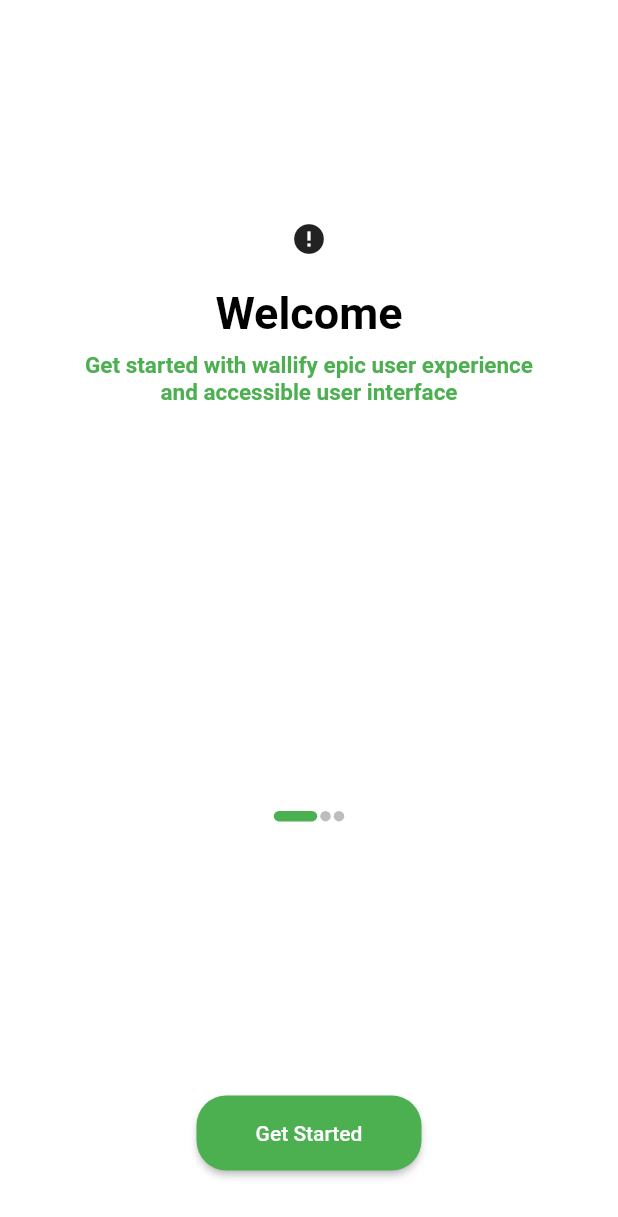
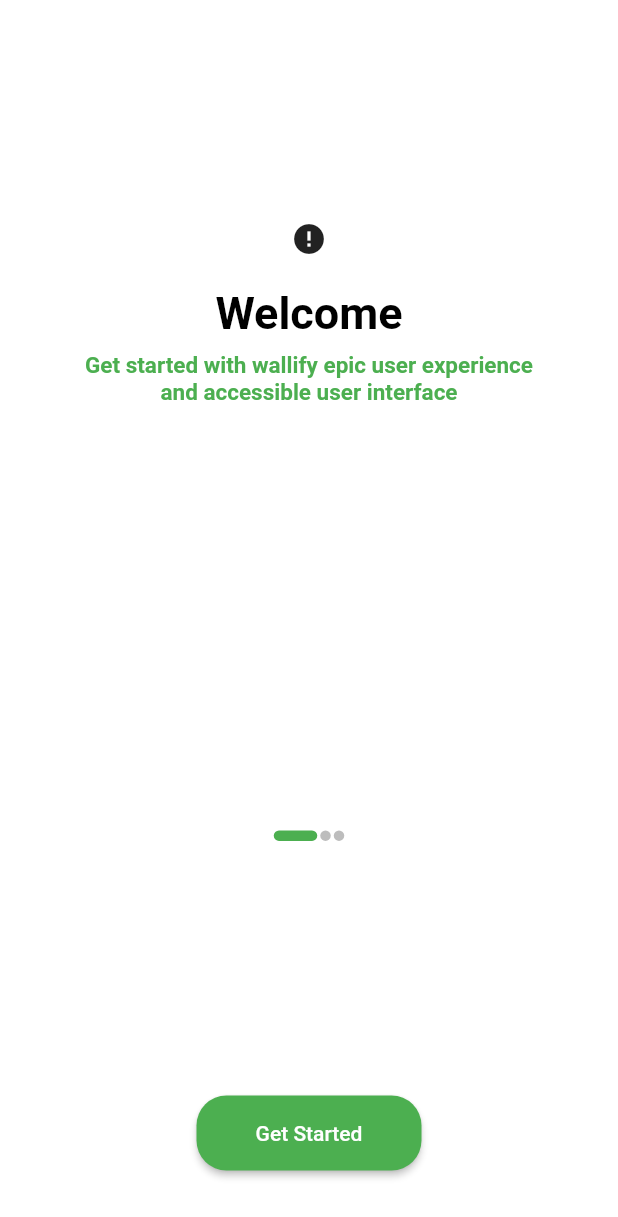
Before and after one commit to Codesait/wallify, a Flutter app: the screen it shows after launch, on a phone screen of 412 x 824 dp. Shown: the top 1217 px of the screen. Run offline on Flutter 3.47's test engine with Material 2 defaults, Android fonts, the phone set to English and light mode, and no system bars; drawn by our look-alikes of cached_network_image; network calls fail.

Commit message:
modified file dir

```diff
--- a/lib/intro/carousel.dart
+++ b/lib/customs/carousel.dart
@@ -84,7 +84,7 @@
           ),
         ),
         Padding(
-          padding: const EdgeInsets.only(top: 45.0, bottom: 20),
+          padding: const EdgeInsets.only(top: 58.0, bottom: 20),
           child: Row(
             mainAxisAlignment: MainAxisAlignment.center,
             children: _buildPageIndicator(),
--- a/lib/main.dart
+++ b/lib/main.dart
@@ -1,5 +1,5 @@
 import 'package:flutter/material.dart';
-import 'package:wallify/intro/splash.dart';
+import 'package:wallify/screens/splash.dart';
 
 void main() {
   runApp(MyApp());
--- a/lib/intro/intro.dart
+++ b/lib/screens/intro.dart
@@ -1,6 +1,6 @@
 import 'package:flutter/material.dart';
 import 'package:wallify/customs/button.dart';
-import 'package:wallify/intro/carousel.dart';
+import 'package:wallify/customs/carousel.dart';
 import 'package:wallify/utils/constants.dart';
 
 class Intro extends StatefulWidget {
--- a/lib/intro/splash.dart
+++ b/lib/screens/splash.dart
@@ -1,7 +1,7 @@
 import 'dart:async';
 
 import 'package:flutter/material.dart';
-import 'package:wallify/intro/intro.dart';
+import 'package:wallify/screens/intro.dart';
 import 'package:wallify/utils/constants.dart';
 
 class Splash extends StatefulWidget {
```
